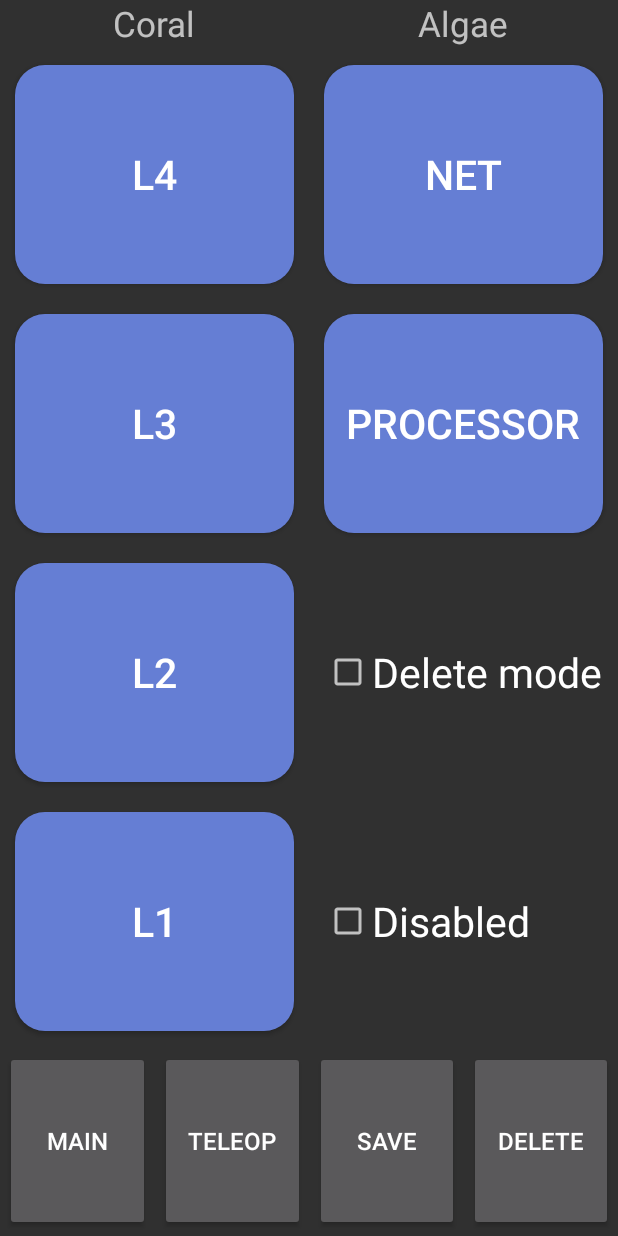
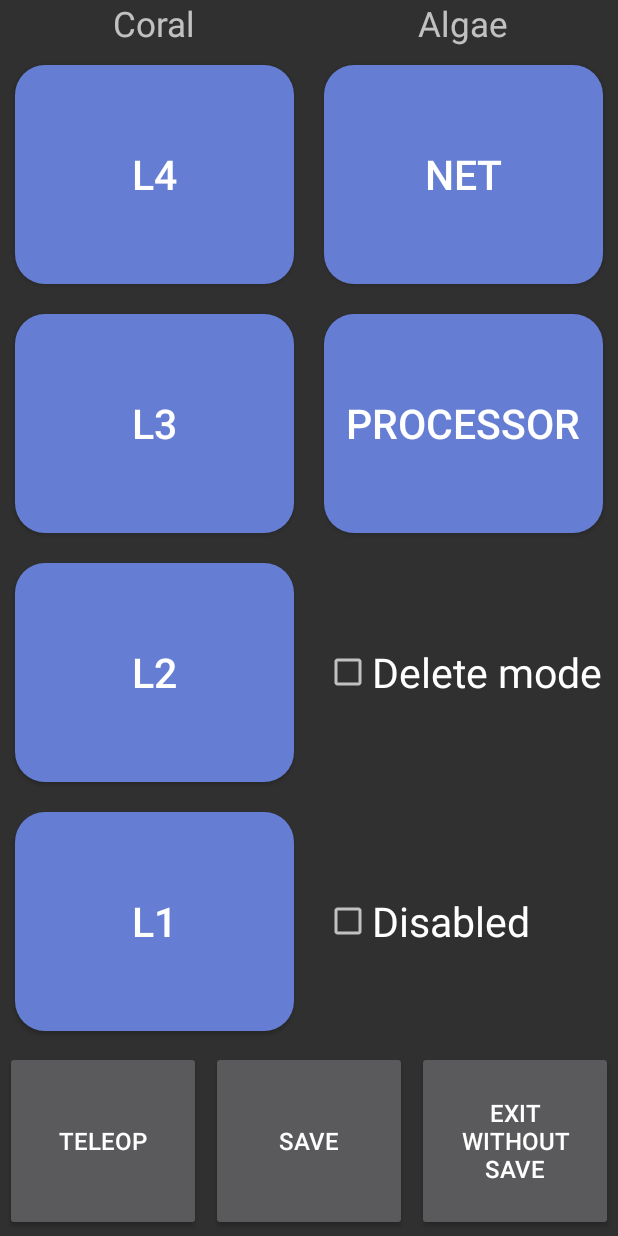
Before and after one commit to FRC4946/2025-Scouting-App, an Android app: the Auto screen opened directly, with no data from a screen before it, on a phone screen of 412 x 824 dp. Run offline under Robolectric (Android 15) with nearby library versions, the phone set to English and light mode, and no system bars; 8 statements that could not run were skipped.

Commit message:
Im going to drop kick declan

```diff
--- a/app/src/main/res/layout/auto.xml
+++ b/app/src/main/res/layout/auto.xml
@@ -122,14 +122,6 @@
     android:layout_weight="5.5">
 
 
-    <Button
-        android:layout_width="match_parent"
-        android:layout_weight="1"
-        android:text="Main"
-        android:layout_margin="3dp"
-        android:textSize="16dp"
-        android:id="@+id/main"
-        android:layout_height="match_parent"/>
 
     <Button
         android:layout_width="match_parent"
@@ -148,12 +140,12 @@
         android:text="save"
         android:textSize="16dp" />
     <Button
-        android:id="@+id/exitbutton2"
+        android:id="@+id/main"
         android:layout_width="match_parent"
         android:layout_height="match_parent"
         android:layout_weight="1"
         android:layout_margin="3dp"
-        android:text="Delete"
+        android:text="Exit without save"
         android:textAlignment="center"
         android:textSize="16dp" />
 
```
